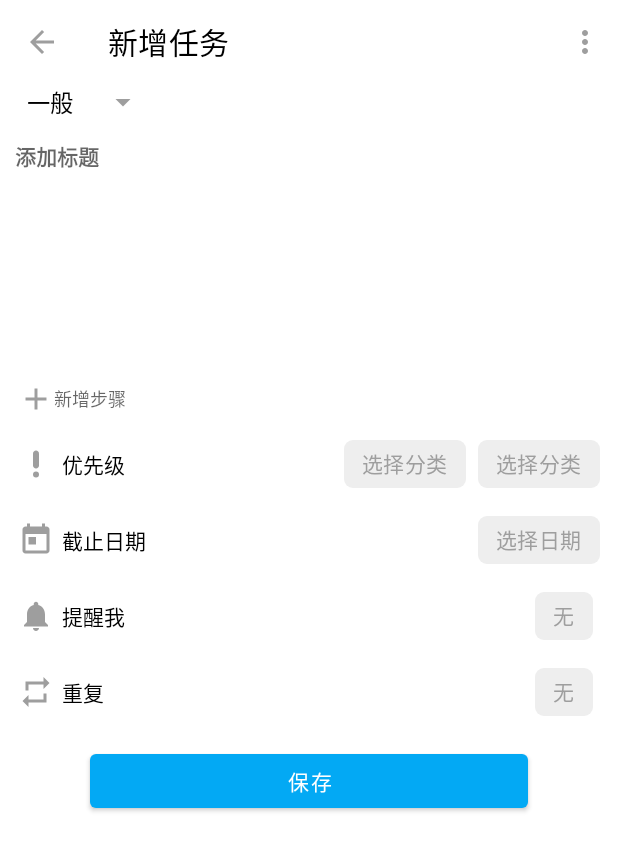
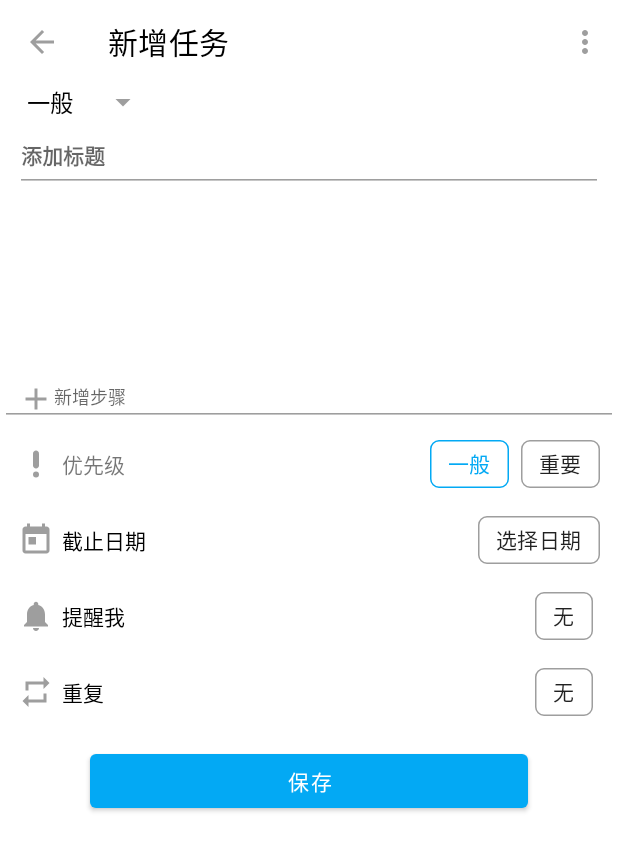
Before and after one commit to simple565/Schedule, an Android app: the EditTaskFragment screen opened through its navigation route, on a phone screen of 412 x 824 dp. Shown: the top 851 px of the screen. Run offline under Robolectric (Android 15) with nearby library versions, the light colour scheme and no system bars; our stand-ins replace Room's generated code.

Commit message:
主题颜色修改

```diff
--- a/app/src/main/res/color/bg_chip.xml
+++ b/app/src/main/res/color/bg_chip.xml
@@ -1,6 +1,6 @@
 <?xml version="1.0" encoding="utf-8"?>
 <selector xmlns:android="http://schemas.android.com/apk/res/android">
-    <item android:color="@color/gray_200" android:state_selected="false" />
-    <item android:color="@color/light_blue_200" android:state_selected="true" />
-    <item android:color="@color/gray_200" />
+    <item android:color="?colorControlNormal" android:state_selected="false" />
+    <item android:color="?colorPrimary" android:state_selected="true" />
+    <item android:color="?colorControlNormal" />
 </selector>
--- a/app/src/main/res/layout/fragment_edit_task.xml
+++ b/app/src/main/res/layout/fragment_edit_task.xml
@@ -15,7 +15,7 @@
         app:navigationIcon="@drawable/ic_arrow_back"
         app:popupTheme="@style/ToolbarPopupTheme" />
 
-    <Spinner
+    <androidx.appcompat.widget.AppCompatSpinner
         android:id="@+id/sp_priority"
         android:layout_width="wrap_content"
         android:layout_height="wrap_content"
@@ -30,7 +30,6 @@
         android:layout_width="match_parent"
         android:layout_height="48dp"
         android:layout_marginHorizontal="10dp"
-        android:background="@color/white"
         android:hint="@string/add_task_title"
         android:inputType="text"
         android:maxLines="1"
@@ -43,7 +42,6 @@
         android:id="@+id/rv_step"
         android:layout_width="match_parent"
         android:layout_height="120dp"
-        android:background="@color/white"
         android:paddingHorizontal="12dp"
         android:paddingVertical="6dp"
         app:layoutManager="androidx.recyclerview.widget.LinearLayoutManager"
@@ -54,7 +52,6 @@
         android:layout_width="match_parent"
         android:layout_height="36dp"
         android:layout_marginBottom="4dp"
-        android:background="@color/white"
         android:drawableStart="@drawable/ic_add"
         android:hint="@string/add_task_step"
         android:inputType="text"
@@ -85,28 +82,35 @@
                 android:drawablePadding="5dp"
                 android:gravity="center_vertical"
                 android:text="@string/priority"
-                android:textColor="?android:textColorPrimary"
                 app:drawableStartCompat="@drawable/ic_priority_high" />
 
             <com.google.android.material.chip.ChipGroup
                 android:layout_width="wrap_content"
                 android:layout_height="match_parent"
                 android:layout_alignParentEnd="true"
+                app:checkedChip="@id/chip_priority_normal"
+                app:selectionRequired="true"
+                app:singleSelection="true"
                 tools:ignore="RelativeOverlap">
 
                 <com.google.android.material.chip.Chip
                     android:id="@+id/chip_priority_normal"
-                    style="@style/SmallChipStyle"
+                    style="@style/ChoiceChipStyle"
                     android:layout_width="wrap_content"
                     android:layout_height="wrap_content"
-                    android:text="@string/choose_type" />
+                    android:checkable="true"
+                    android:checked="true"
+                    android:text="@string/priority_normal"
+                    app:checkedIconEnabled="false" />
 
                 <com.google.android.material.chip.Chip
                     android:id="@+id/chip_priority_high"
-                    style="@style/SmallChipStyle"
+                    style="@style/ChoiceChipStyle"
                     android:layout_width="wrap_content"
                     android:layout_height="wrap_content"
-                    android:text="@string/choose_type" />
+                    android:checkable="true"
+                    android:text="@string/priority_high"
+                    app:checkedIconEnabled="false" />
             </com.google.android.material.chip.ChipGroup>
         </RelativeLayout>
 
@@ -130,11 +134,12 @@
 
             <com.google.android.material.chip.Chip
                 android:id="@+id/chip_deadline"
-                style="@style/SmallChipStyle"
+                style="@style/ActionChipStyle"
                 android:layout_width="wrap_content"
                 android:layout_height="wrap_content"
                 android:layout_alignParentEnd="true"
-                android:text="@string/deadline_pick_date" />
+                android:text="@string/deadline_pick_date"
+                tools:ignore="RelativeOverlap" />
 
         </RelativeLayout>
 
@@ -156,11 +161,12 @@
 
             <com.google.android.material.chip.Chip
                 android:id="@+id/chip_notification_time"
-                style="@style/SmallChipStyle"
+                style="@style/ActionChipStyle"
                 android:layout_width="wrap_content"
                 android:layout_height="wrap_content"
                 android:layout_alignParentEnd="true"
-                android:text="@string/none" />
+                android:text="@string/none"
+                tools:ignore="RelativeOverlap" />
         </RelativeLayout>
 
         <RelativeLayout
@@ -181,12 +187,13 @@
 
             <com.google.android.material.chip.Chip
                 android:id="@+id/chip_repeat_mode"
-                style="@style/SmallChipStyle"
+                style="@style/ActionChipStyle"
                 android:layout_width="wrap_content"
                 android:layout_height="wrap_content"
                 android:layout_alignParentEnd="true"
                 android:layout_centerVertical="true"
-                android:text="@string/none" />
+                android:text="@string/none"
+                tools:ignore="RelativeOverlap" />
         </RelativeLayout>
 
         <com.google.android.material.button.MaterialButton
--- a/app/src/main/res/values-night/themes.xml
+++ b/app/src/main/res/values-night/themes.xml
@@ -23,6 +23,6 @@
         <item name="android:colorBackground">@color/dark_gray</item>
         <item name="android:textColorPrimary">@color/white</item>
         <item name="android:windowLightStatusBar">true</item>
-        <item name="android:navigationBarColor">@color/black</item>
+        <item name="android:navigationBarColor">@android:color/transparent</item>
     </style>
 </resources>
--- a/app/src/main/res/values/strings.xml
+++ b/app/src/main/res/values/strings.xml
@@ -81,6 +81,8 @@
     <string name="type">分类</string>
     <string name="choose_type">选择分类</string>
     <string name="priority">优先级</string>
+    <string name="priority_normal">一般</string>
+    <string name="priority_high">重要</string>
     <string name="deadline_tomorrow">明天</string>
     <string name="deadline_today">今天</string>
     <string name="deadline_pick_date">选择日期</string>
--- a/app/src/main/res/values/styles.xml
+++ b/app/src/main/res/values/styles.xml
@@ -5,13 +5,20 @@
         <item name="android:textSize">14sp</item>
     </style>
 
-    <style name="SmallChipStyle" parent="Widget.MaterialComponents.Chip.Action">
+    <style name="ChoiceChipStyle" parent="Widget.MaterialComponents.Chip.Choice">
         <item name="chipCornerRadius">6dp</item>
-        <item name="chipBackgroundColor">@color/bg_chip</item>
+        <item name="chipBackgroundColor">@android:color/transparent</item>
         <item name="chipStrokeWidth">1dp</item>
-        <item name="android:textColor">@color/gray_500</item>
-        <item name="chipStrokeColor">@android:color/transparent</item>
+        <item name="chipStrokeColor">@color/bg_chip</item>
     </style>
+
+    <style name="ActionChipStyle" parent="Widget.MaterialComponents.Chip.Action">
+        <item name="chipCornerRadius">6dp</item>
+        <item name="chipBackgroundColor">@android:color/transparent</item>
+        <item name="chipStrokeWidth">1dp</item>
+        <item name="chipStrokeColor">?colorControlNormal</item>
+    </style>
+
     <style name="BottomSheetDialog" parent="ThemeOverlay.Material3.BottomSheetDialog">
         <item name="bottomSheetStyle">@style/BottomSheet.Modal</item>
     </style>
--- a/app/src/main/res/values/themes.xml
+++ b/app/src/main/res/values/themes.xml
@@ -21,10 +21,9 @@
         <item name="colorOnSurface">@color/black</item>
         <item name="colorOnBackground">@color/black</item>
         <item name="android:colorBackground">@color/white</item>
-
         <item name="android:textColorPrimary">@color/black</item>
         <item name="android:windowLightStatusBar">true</item>
         <item name="android:windowBackground">@color/white</item>
-        <item name="android:navigationBarColor">@color/white</item>
+        <item name="android:navigationBarColor">@android:color/transparent</item>
     </style>
 </resources>
```
